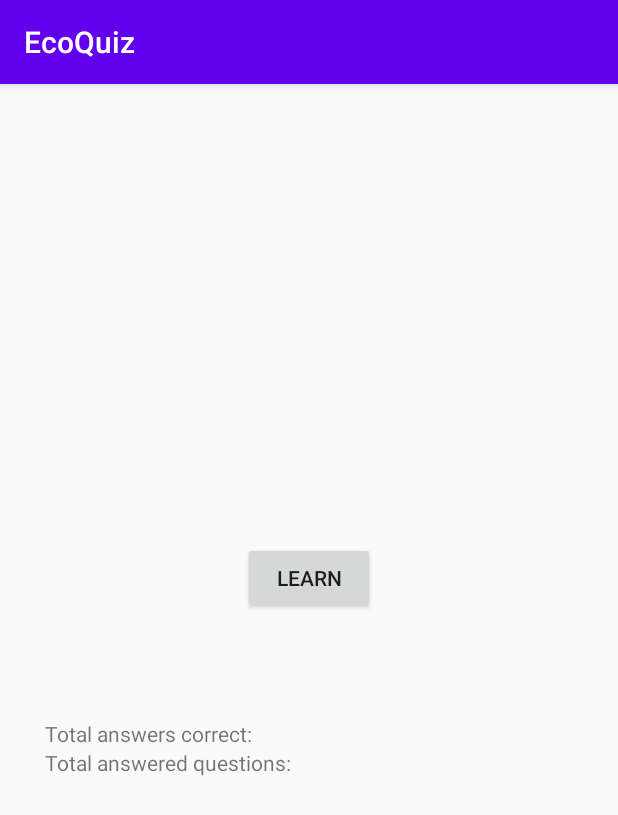
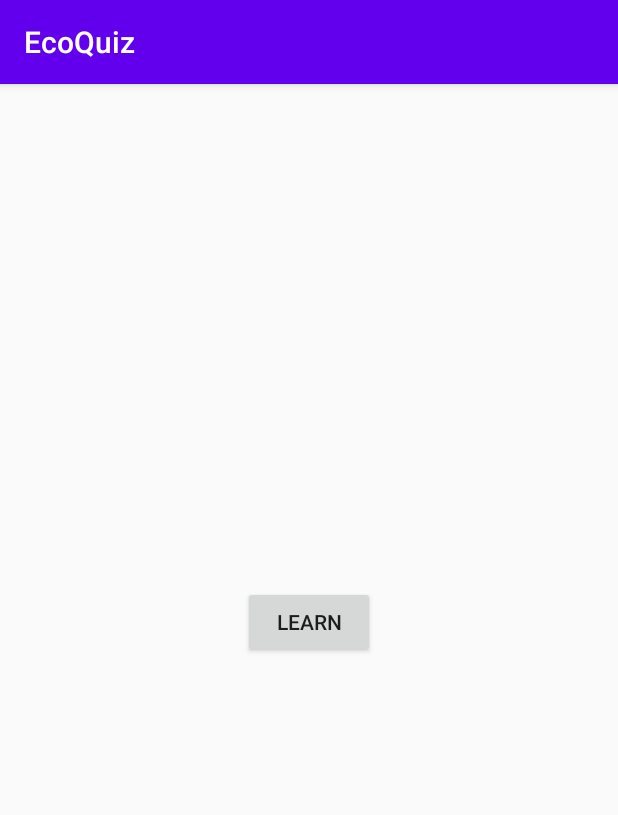
Before and after one commit to Fantajim/EcoQuiz, an Android app: the screen it shows after launch (MainActivity), on a phone screen of 412 x 824 dp. Shown: the top 815 px of the screen. Run offline under Robolectric (Android 15) with nearby library versions, the phone set to English and light mode, and no system bars.

Commit message:
deleted references cleanup strings

```diff
--- a/app/src/main/java/com/example/ecoquiz/MainActivity.java
+++ b/app/src/main/java/com/example/ecoquiz/MainActivity.java
@@ -21,8 +21,6 @@ import java.util.Collections;
 public class MainActivity extends AppCompatActivity {
     private static final String TAG = "MainScreen";
     public static ArrayList<Question> questionList = new ArrayList<>();
-    public static SharedPreferences sharedPreferences;
-    public static SharedPreferences.Editor editor;
 
     @Override
     protected void onCreate(Bundle savedInstanceState) {
--- a/app/src/main/java/com/example/ecoquiz/MemeFragment.java
+++ b/app/src/main/java/com/example/ecoquiz/MemeFragment.java
@@ -185,9 +185,7 @@ public class MemeFragment extends Fragment {
         }
 
         protected void onPostExecute(Bitmap result) {
-            BitmapDrawable bdrawable = new BitmapDrawable(getContext().getResources(),result);
             bmImage.setImageBitmap(result);
-            //bmImage.setBackground(bdrawable);
             btMemeContinue.setEnabled(true);
             btMemeContinue.setText(getString(R.string.btMemeContinue));
         }
--- a/app/src/main/res/layout/activity_main.xml
+++ b/app/src/main/res/layout/activity_main.xml
@@ -20,19 +20,6 @@
         />
 
 
-    <TextView
-        android:id="@+id/tvCorrectAnswers"
-        android:layout_gravity="left"
-        android:layout_marginTop="20dp"
-        android:layout_width="wrap_content"
-        android:layout_height="wrap_content"
-        android:text="@string/tvCorrectAnswers"
-        />
-    <TextView
-        android:id="@+id/tvTotalAnswers"
-        android:layout_gravity="left"
-        android:layout_width="wrap_content"
-        android:layout_height="wrap_content"
-        android:text="@string/tvTotalAnswers"/>
+
 
 </LinearLayout>
--- a/app/src/main/res/values/strings.xml
+++ b/app/src/main/res/values/strings.xml
@@ -1,14 +1,13 @@
 <resources>
     <string name="app_name">EcoQuiz</string>
+    //Buttons
     <string name="btn_learn">Learn</string>
-    <string name="tvCorrectAnswers">Total answers correct:\u0020 </string>
-    <string name="tvTotalAnswers">Total answered questions:\u0020 </string>
     <string name="btn_classic_go">Lets go!</string>
     <string name="btn_meme_go">Lets meme!</string>
-    <string name="img_description">Question Image</string>
+    <string name="btMemeContinue">Continue</string>
+    <string name="btMemeWait">Please wait…</string>
     <string name="btn_question_next">Next</string>
     <string name="btn_question_finish">Finish</string>
-    <string name="hello_blank_fragment">Hello blank fragment</string>
     <string name="btn_category_classic">Classic</string>
     <string name="btn_category_meme">Meme n\' Learn</string>
     <string name="radio_meme_option1">dankmemes</string>
@@ -17,11 +16,9 @@
     <string name="spinner_textview">Amount of\nquestions</string>
     <string name="meme_textview_source">Meme source</string>
     <string name="FILE_NAME">Ecoquiz shared data</string>
-    <string name="TOTAL_CORRECT">Ecoquiz correct answers</string>
-    <string name="TOTAL_QUESTIONS">Ecoquiz total questions</string>
-    <string name="btMemeContinue">Continue</string>
-    <string name ="btMemeWait">Please wait…</string>
+
     <string name ="cbFastMeme">Fast Mode</string>
+    <string name="img_description">Question Image</string>
 
 
 </resources>
```
